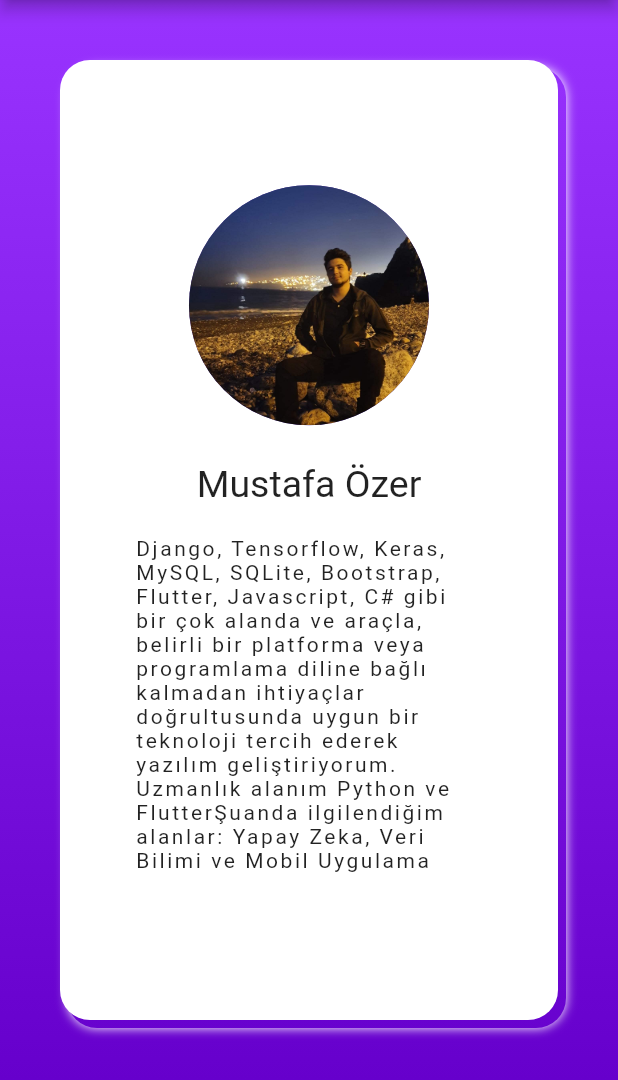
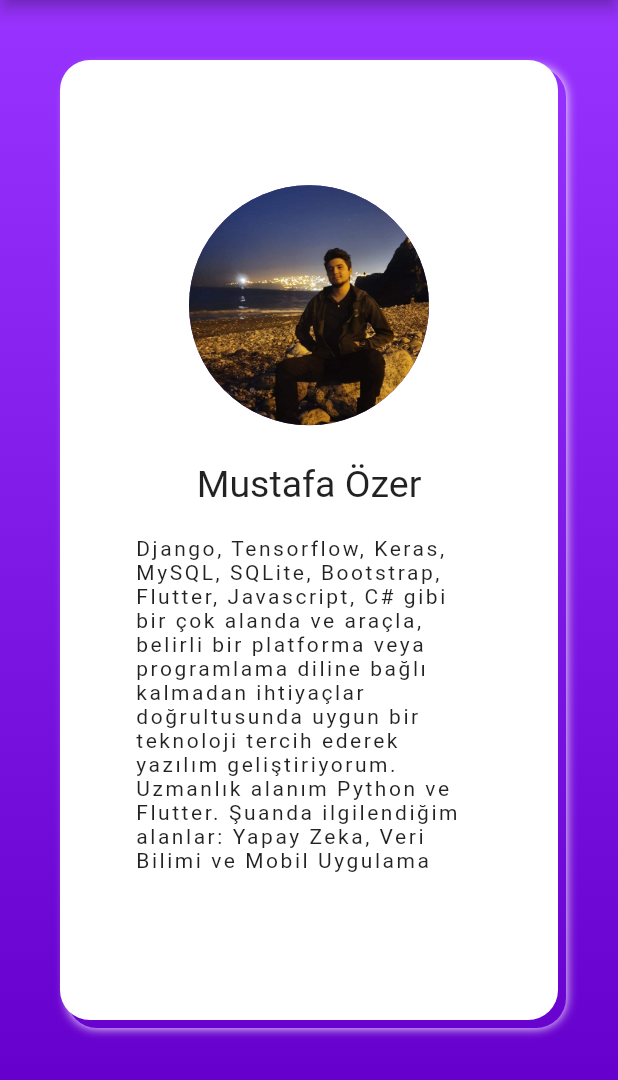
Before and after one commit to MustafaOzer20/Portfolio-with-flutter, a Flutter app: the screen it shows after launch, on a phone screen of 412 x 824 dp, the part 156-1236 px from its top. Run offline on Flutter 3.47's test engine with Material 2 defaults, Android fonts, the phone set to English and light mode, and no system bars; our stand-ins replace google_fonts.

Commit message:
text updated

```diff
--- a/lib/widgets/mobile_widgets/mobile_promotion.dart
+++ b/lib/widgets/mobile_widgets/mobile_promotion.dart
@@ -5,8 +5,8 @@ import 'package:portfolio/widgets/mobile_widgets/custom_boxshadow.dart';
 class MobilePromotion extends StatelessWidget {
   String promotion = "Django, Tensorflow, Keras, MySQL, SQLite, Bootstrap, Flutter, Javascript, C# gibi bir çok alanda ve araçla, "
       "belirli bir platforma veya programlama diline bağlı kalmadan ihtiyaçlar doğrultusunda uygun bir teknoloji tercih ederek yazılım geliştiriyorum. "
-      "Uzmanlık alanım Python ve Flutter"
-      "Şuanda ilgilendiğim alanlar: Yapay Zeka, Veri Bilimi ve Mobil Uygulama";
+      "Uzmanlık alanım Python ve Flutter."
+      " Şuanda ilgilendiğim alanlar: Yapay Zeka, Veri Bilimi ve Mobil Uygulama";
   @override
   Widget build(BuildContext context) {
     return Container(
--- a/lib/widgets/tablet_widgets/tablet_promotion.dart
+++ b/lib/widgets/tablet_widgets/tablet_promotion.dart
@@ -4,8 +4,8 @@ import 'package:google_fonts/google_fonts.dart';
 class TabletPromotion extends StatelessWidget {
   String promotion = "Django, Tensorflow, Keras, MySQL, SQLite, Bootstrap, Flutter, Javascript, C# gibi bir çok alanda ve araçla, "
       "belirli bir platforma veya programlama diline bağlı kalmadan ihtiyaçlar doğrultusunda uygun bir teknoloji tercih ederek yazılım geliştiriyorum. "
-      "Uzmanlık alanım Python ve Flutter"
-      "Şuanda ilgilendiğim alanlar: Yapay Zeka, Veri Bilimi ve Mobil Uygulama";
+      "Uzmanlık alanım Python ve Flutter."
+      " Şuanda ilgilendiğim alanlar: Yapay Zeka, Veri Bilimi ve Mobil Uygulama";
   @override
   Widget build(BuildContext context) {
     return Container(
--- a/lib/widgets/web_widgets/promotion.dart
+++ b/lib/widgets/web_widgets/promotion.dart
@@ -11,8 +11,8 @@ class Promotion extends StatelessWidget {
 class Original extends StatelessWidget {
   String promotion = "Django, Tensorflow, Keras, MySQL, SQLite, Bootstrap, Flutter, Javascript, C# gibi bir çok alanda ve araçla, "
       "belirli bir platforma veya programlama diline bağlı kalmadan ihtiyaçlar doğrultusunda uygun bir teknoloji tercih ederek yazılım geliştiriyorum. "
-      "Uzmanlık alanım Python ve Flutter"
-      "Şuanda ilgilendiğim alanlar: Yapay Zeka, Veri Bilimi ve Mobil Uygulama";
+      "Uzmanlık alanım Python ve Flutter."
+      " Şuanda ilgilendiğim alanlar: Yapay Zeka, Veri Bilimi ve Mobil Uygulama";
 
   @override
   Widget build(BuildContext context) {
```
